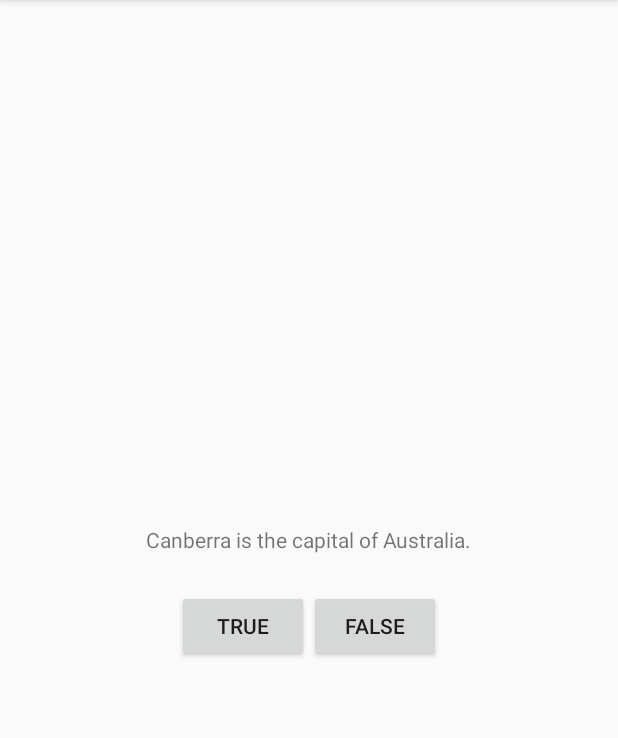
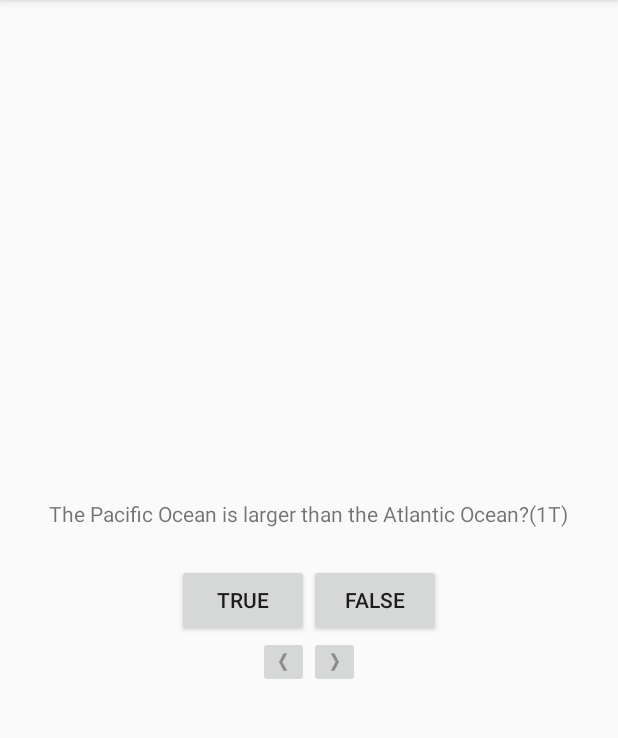
Before and after one commit to yalong0424/Android, an Android app: the screen it shows after launch (QuizActivity), on a phone screen of 412 x 824 dp, the part 84-822 px from its top. Run offline under Robolectric (Android 15) with nearby library versions, the phone set to English and light mode, and no system bars.

Commit message:
second version

```diff
--- /dev/null
+++ b/GeoQuiz/app/src/main/java/com/mediatek/geoquiz/Question.java
@@ -0,0 +1,28 @@
+package com.mediatek.geoquiz;
+
+public class Question {
+
+    private int mTextResId;
+    private boolean mAnswerTrue;
+
+    public Question(int textResId, boolean answerTrue){
+        mTextResId = textResId;
+        mAnswerTrue = answerTrue;
+    }
+
+    public int getTextResId() {
+        return mTextResId;
+    }
+
+    public void setTextResId(int textResId) {
+        mTextResId = textResId;
+    }
+
+    public boolean isAnswerTrue() {
+        return mAnswerTrue;
+    }
+
+    public void setAnswerTrue(boolean answerTrue) {
+        mAnswerTrue = answerTrue;
+    }
+}
--- a/GeoQuiz/app/src/main/java/com/mediatek/geoquiz/QuizActivity.java
+++ b/GeoQuiz/app/src/main/java/com/mediatek/geoquiz/QuizActivity.java
@@ -1,27 +1,58 @@
 package com.mediatek.geoquiz;
 
+import android.media.Image;
 import android.support.v7.app.AppCompatActivity;
 import android.os.Bundle;
+import android.view.Gravity;
 import android.view.View;
 import android.widget.Button;
+import android.widget.ImageButton;
+import android.widget.TextView;
 import android.widget.Toast;
 
 public class QuizActivity extends AppCompatActivity {
 
     private Button mTrueButton;
     private Button mFalseButton;
+    //private Button mNextButton;
+    //private Button mPrevButton;
+    private ImageButton mPrevButton;
+    private ImageButton mNextButton;
+    private TextView mQuestionTextView;
+
+    private Question[] mQuestionBank = new Question[]{
+            new Question(R.string.question_oceans, true),
+            new Question(R.string.question_mideast, false),
+            new Question(R.string.question_africa, false),
+            new Question(R.string.question_asia, true)
+    };
+    private int mCurrentIndex = 0;
 
     @Override
     protected void onCreate(Bundle savedInstanceState) {
         super.onCreate(savedInstanceState);
         setContentView(R.layout.activity_quiz);
 
+        mQuestionTextView = (TextView)findViewById(R.id.question_text_view);
+        mQuestionTextView.setOnClickListener(new View.OnClickListener(){
+            @Override
+            public void onClick(View view) {
+                mCurrentIndex = (mCurrentIndex + 1) % mQuestionBank.length;
+                updateQuestion();
+            }
+        });
+
         mTrueButton = (Button)findViewById(R.id.true_button);
         mTrueButton.setOnClickListener(new View.OnClickListener(){
             @Override
             public void onClick(View v){
-                Toast.makeText(QuizActivity.this, R.string.correct_toast,
-                        Toast.LENGTH_SHORT).show();
+                /*
+                Toast true_toast = Toast.makeText(QuizActivity.this, R.string.correct_toast,
+                        Toast.LENGTH_SHORT);
+                true_toast.setGravity(Gravity.TOP, 0, 0);
+                true_toast.show();
+                */
+                checkAnswer(true);
             }
         });
 
@@ -29,9 +60,57 @@ public class QuizActivity extends AppCompatActivity {
         mFalseButton.setOnClickListener(new View.OnClickListener(){
             @Override
             public void onClick(View v){
+                /*
                 Toast.makeText(QuizActivity.this, R.string.incorrect_toast,
                         Toast.LENGTH_SHORT).show();
+                */
+                checkAnswer(false);
             }
         });
+
+        mPrevButton = (ImageButton) findViewById(R.id.prev_button);
+        mPrevButton.setOnClickListener(new View.OnClickListener(){
+            @Override
+            public void onClick(View view){
+                if (mCurrentIndex == 0)
+                    mCurrentIndex = mQuestionBank.length - 1;
+                else
+                    mCurrentIndex = (mCurrentIndex - 1) % mQuestionBank.length;
+                updateQuestion();
+            }
+        });
+
+        mNextButton = (ImageButton) findViewById(R.id.next_button);
+        mNextButton.setOnClickListener(new View.OnClickListener() {
+            @Override
+            public void onClick(View view) {
+                mCurrentIndex = (mCurrentIndex + 1) % mQuestionBank.length;
+                updateQuestion();
+            }
+        });
+
+        updateQuestion();
+    }
+
+    private void updateQuestion(){
+        int question = mQuestionBank[mCurrentIndex].getTextResId();
+        mQuestionTextView.setText(question);
+    }
+
+    private void checkAnswer(boolean userPressedTrue){
+        boolean answerIsTrue = mQuestionBank[mCurrentIndex].isAnswerTrue();
+
+        int messageResId = 0;
+        int gravityLocation = Gravity.BOTTOM;
+        if (answerIsTrue == userPressedTrue) {
+            messageResId = R.string.correct_toast;
+            gravityLocation = Gravity.TOP;
+        }
+        else {
+            messageResId = R.string.incorrect_toast;
+        }
+        Toast toastObj = Toast.makeText(this, messageResId, Toast.LENGTH_SHORT);
+        toastObj.setGravity(gravityLocation, 0, 0);
+        toastObj.show();
     }
 }
--- a/GeoQuiz/app/src/main/res/layout/activity_quiz.xml
+++ b/GeoQuiz/app/src/main/res/layout/activity_quiz.xml
@@ -25,10 +25,11 @@
     android:orientation="vertical">
 
     <TextView
+        android:id="@+id/question_text_view"
         android:layout_width="wrap_content"
         android:layout_height="wrap_content"
-        android:padding="24dp"
-        android:text="@string/question_text"/>
+        android:padding="24dp"/>
+        <!--android:text="@string/question_text"/>-->
 
     <LinearLayout
         android:layout_width="wrap_content"
@@ -49,4 +50,32 @@
 
     </LinearLayout>
 
+    <LinearLayout
+        android:layout_width="wrap_content"
+        android:layout_height="wrap_content">
+
+        <!--<Button-->
+        <ImageButton
+            android:id="@+id/prev_button"
+            android:layout_width="wrap_content"
+            android:layout_height="wrap_content"
+            android:src="@drawable/arrow_left"
+            android:contentDescription="@string/prev_image_invisiable"/>
+            <!--android:text="@string/prev_button"
+            android:drawableLeft="@drawable/arrow_left"
+            android:drawablePadding="4dp"/>-->
+
+        <!--<Button-->
+        <ImageButton
+            android:id="@+id/next_button"
+            android:layout_width="wrap_content"
+            android:layout_height="wrap_content"
+            android:src="@drawable/arrow_right"
+            android:contentDescription="@string/next_image_invisiable"/>
+            <!--android:text="@string/next_button"
+            android:drawableRight="@drawable/arrow_right"
+            android:drawablePadding="4dp"/>-->
+
+    </LinearLayout>
+
 </LinearLayout>
--- a/GeoQuiz/app/src/main/res/values/strings.xml
+++ b/GeoQuiz/app/src/main/res/values/strings.xml
@@ -1,8 +1,16 @@
 <resources>
     <string name="app_name">GeoQuiz</string>
-    <string name="question_text">Canberra is the capital of Australia.</string>
+    <!--<string name="question_text">Canberra is the capital of Australia.</string>-->
     <string name="true_button">True</string>
     <string name="false_button">False</string>
     <string name="correct_toast">Correct!</string>
     <string name="incorrect_toast">Incorrect!</string>
+    <!--<string name="next_button">Next</string>
+    <string name="prev_button">PREV</string>-->
+    <string name="prev_image_invisiable">PREV</string>
+    <string name="next_image_invisiable">NEXT</string>
+    <string name="question_oceans">The Pacific Ocean is larger than the Atlantic Ocean?(1T)</string>
+    <string name="question_mideast">The Suez Canal connects the Red Sea and the Indian Ocean?(2F)</string>
+    <string name="question_africa">The Amazon River is the longest river in the American>(3T)</string>
+    <string name="question_asia">Lake Baikal is the world\'s oldest and deepest freshwater lake?(4F)</string>
 </resources>
```
Also changed, not shown: GeoQuiz/app/src/main/res/drawable-hdpi/arrow_left.png (added), GeoQuiz/app/src/main/res/drawable-hdpi/arrow_right.png (added), GeoQuiz/app/src/main/res/drawable-mdpi/arrow_left.png (added), GeoQuiz/app/src/main/res/drawable-mdpi/arrow_right.png (added), GeoQuiz/app/src/main/res/drawable-xhdpi/arrow_left.png (added), GeoQuiz/app/src/main/res/drawable-xhdpi/arrow_right.png (added), GeoQuiz/app/src/main/res/drawable-xxhdpi/arrow_left.png (added), GeoQuiz/app/src/main/res/drawable-xxhdpi/arrow_right.png (added), 1 other file.
